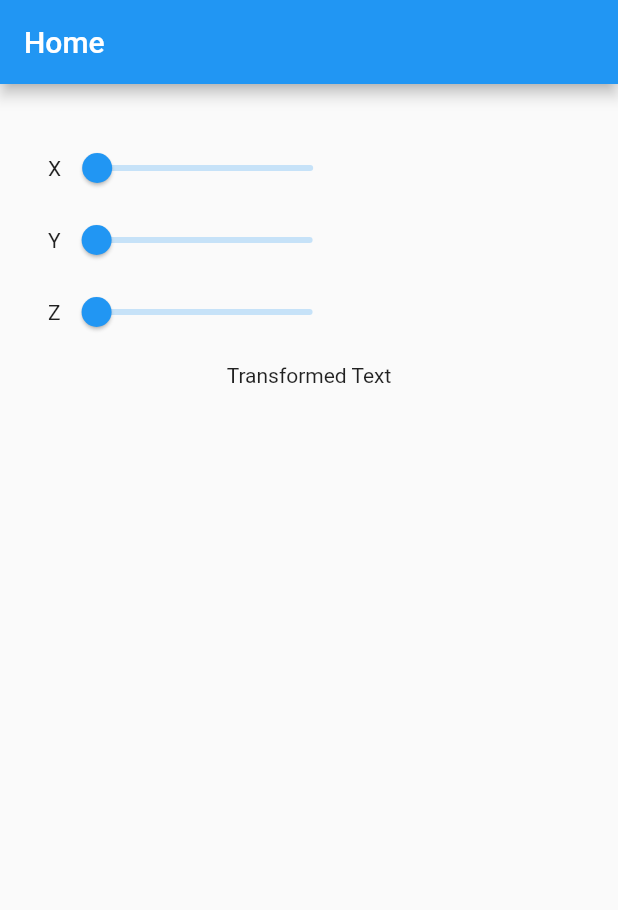
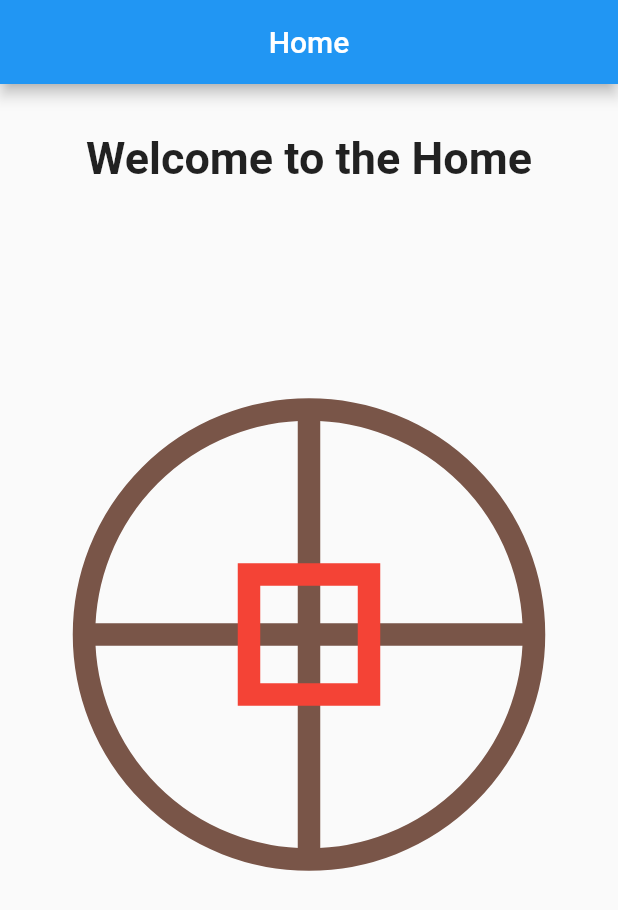
Before and after one commit to amit142857/live_template, a Flutter app: the screen it shows after launch, on a phone screen of 412 x 824 dp. Shown: the top 910 px of the screen. Run offline on Flutter 3.47's test engine with Material 2 defaults, Android fonts, the phone set to English and light mode, and no system bars.

Commit message:
drawing in flutter

```diff
--- a/lib/main.dart
+++ b/lib/main.dart
@@ -1,6 +1,11 @@
+import 'package:flutter/cupertino.dart';
 import 'package:flutter/material.dart';
-void main(){
-  runApp(MaterialApp(home: Home()));
+
+void main() {
+  runApp(MaterialApp(
+    debugShowCheckedModeBanner: false,
+    home: Home(),
+  ));
 }
 
 class Home extends StatefulWidget {
@@ -8,69 +13,66 @@ class Home extends StatefulWidget {
   _HomeState createState() => _HomeState();
 }
 
-class _HomeState extends State<Home> {
+class _painter extends CustomPainter{
+  @override
+  void paint(Canvas canvas, Size size) {
+    final radius = 150.0;
+    final Offset offset = Offset(0.0 , 0.0);
+    final Paint paint = Paint()
+      ..isAntiAlias = true
+      ..strokeWidth = 15.0
+      ..color = Colors.brown[500]
+      ..style = PaintingStyle.stroke;
+    // these .. means we are using the last object, in this case the object is Paint()
+    final Offset bodystart = Offset(0.0, 150.0);
+    final Offset bodyend = Offset(0.0, -150.0);
+    final Offset start = Offset(-150, 0);
+    final Offset end =  Offset(150 , 0);
 
-  double _x;
-  double _y;
-  double _z;
+    canvas.drawCircle(offset, radius, paint);
+    canvas.drawLine(bodystart, bodyend, paint);
+    canvas.drawLine(start, end, paint);
 
+    final Rect rect =  new Rect.fromCircle(center: offset, radius: 40.0);
+    final Paint rectPaint = new Paint()
+      ..isAntiAlias = true
+      ..strokeWidth = 15.0
+      ..color = Colors.red
+      ..style = PaintingStyle.stroke;
 
+    canvas.drawRect(rect, rectPaint);
 
+  }
   @override
-  void initState() {
-    _x = 0.0;
-    _y = 0.0;
-    _z = 0.0;
+  bool shouldRepaint(CustomPainter oldDelegate) {
+    return true;
+  }
 }
 
+class _HomeState extends State<Home> {
   @override
   Widget build(BuildContext context) {
     return Scaffold(
       appBar: AppBar(
         title: Text("Home"),
+        centerTitle: true,
       ),
-      body: Container(
+      body: SingleChildScrollView(
+        child: Container(
           padding: EdgeInsets.all(32),
           child: Center(
             child: Column(
               children:<Widget> [
-              Row(
-                children:<Widget> [
-                  Text("X"),
-                  Slider(
-                    value: _x,
-                    onChanged: (double value) => setState(() => _x = value))
+                Text("Welcome to the Home" , style: TextStyle(
+                  fontSize: 30 , fontWeight:FontWeight.bold)),
+                SizedBox(
+                  height: 300,
+                ),
+                CustomPaint(
+                  painter: _painter(),
+                ),
               ],
             ),
-              Row(
-                children:<Widget> [
-                  Text("Y"),
-                  Slider(
-                      value: _y,
-                      onChanged: (double value) => setState(() => _y = value))
-                ],
-              ),
-              Row(
-                children:<Widget> [
-                  Text("Z"),
-                  Slider(
-                      value: _z,
-                      onChanged: (double value) => setState(() => _z = value))
-                ],
-              ),
-              Transform(
-                transform: Matrix4.skewY(_y),
-                child: Transform(
-                  transform: Matrix4.skewX(_x),
-                  child: Transform(
-                    transform: Matrix4.rotationZ(_z),
-                    child: Padding(padding: EdgeInsets.all(10),
-                    child: Text("Transformed Text"),
-                    ),
-                  ),
-                )
-              )
-            ],
           ),
         ),
       ),
```
Also changed, not shown: 1 other file. Lines whose indentation alone changed are shown as unchanged.
